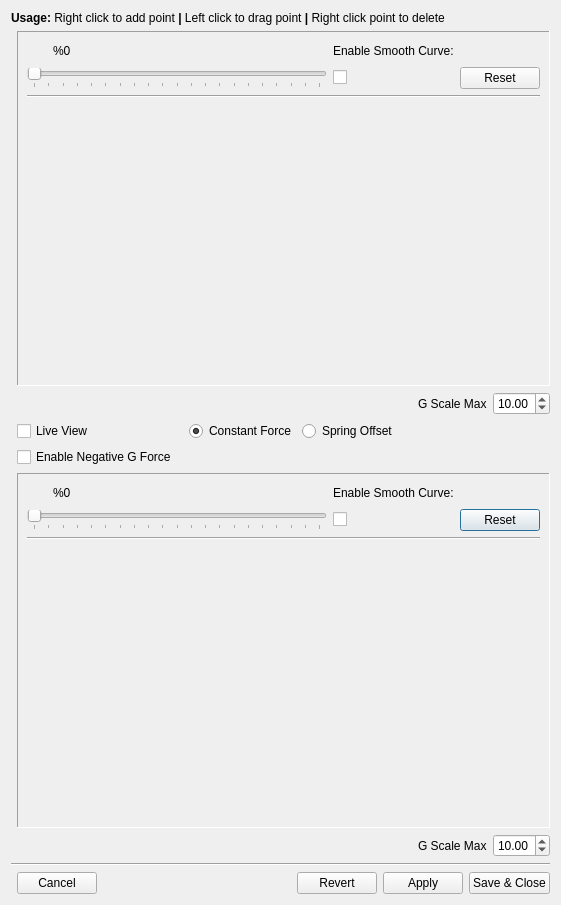
walmis/VPforce-TelemFFB, file SM/advanced_g_curve.ui: the form before one commit.
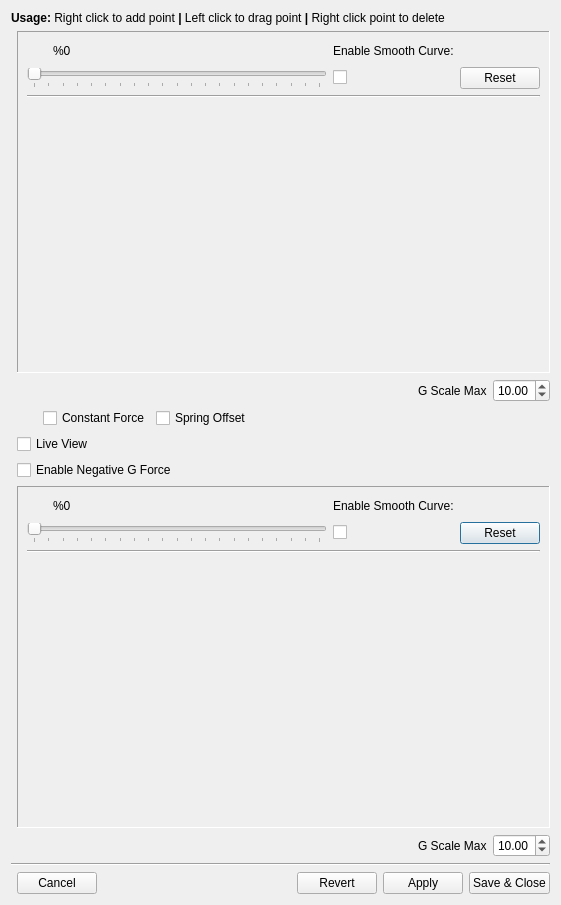
The form after the commit. Custom widgets are drawn as their Qt base class.

The edit to the form file:
```diff
--- a/SM/advanced_g_curve.ui
+++ b/SM/advanced_g_curve.ui
@@ -468,53 +468,16 @@
          </item>
         </layout>
        </item>
-       <item row="2" column="1">
-        <layout class="QHBoxLayout" name="horizontalLayout_17">
-         <item alignment="Qt::AlignLeft">
-          <widget class="InfoLabel" name="lab_effect_mode" native="true"/>
-         </item>
-         <item alignment="Qt::AlignLeft">
-          <widget class="QRadioButton" name="rb_constant">
-           <property name="text">
-            <string>Constant Force</string>
-           </property>
-           <property name="checked">
-            <bool>true</bool>
-           </property>
-           <attribute name="buttonGroup">
-            <string notr="true">modeButtonGroup</string>
-           </attribute>
-          </widget>
-         </item>
-         <item alignment="Qt::AlignLeft">
-          <widget class="QRadioButton" name="rb_offset">
-           <property name="text">
-            <string>Spring Offset</string>
-           </property>
-           <attribute name="buttonGroup">
-            <string notr="true">modeButtonGroup</string>
-           </attribute>
-          </widget>
-         </item>
-         <item>
-          <spacer name="horizontalSpacer_8">
-           <property name="orientation">
-            <enum>Qt::Horizontal</enum>
-           </property>
-           <property name="sizeHint" stdset="0">
-            <size>
-             <width>40</width>
-             <height>20</height>
-            </size>
-           </property>
-          </spacer>
-         </item>
-        </layout>
-       </item>
        <item row="2" column="0">
         <layout class="QHBoxLayout" name="horizontalLayout">
          <item>
           <widget class="LabeledToggle" name="tog_live_view">
+           <property name="sizePolicy">
+            <sizepolicy hsizetype="Minimum" vsizetype="Fixed">
+             <horstretch>0</horstretch>
+             <verstretch>0</verstretch>
+            </sizepolicy>
+           </property>
            <property name="text">
             <string>Live View</string>
            </property>
@@ -522,6 +485,60 @@
          </item>
         </layout>
        </item>
+       <item row="1" column="0">
+        <layout class="QHBoxLayout" name="horizontalLayout_17">
+         <item alignment="Qt::AlignLeft">
+          <widget class="InfoLabel" name="lab_effect_mode" native="true">
+           <property name="minimumSize">
+            <size>
+             <width>20</width>
+             <height>0</height>
+            </size>
+           </property>
+          </widget>
+         </item>
+         <item alignment="Qt::AlignLeft">
+          <widget class="LabeledToggle" name="cb_constant">
+           <property name="text">
+            <string>Constant Force</string>
+           </property>
+          </widget>
+         </item>
+         <item alignment="Qt::AlignLeft">
+          <widget class="LabeledToggle" name="cb_offset">
+           <property name="text">
+            <string>Spring Offset</string>
+           </property>
+          </widget>
+         </item>
+        </layout>
+       </item>
+       <item row="1" column="2">
+        <spacer name="horizontalSpacer">
+         <property name="orientation">
+          <enum>Qt::Horizontal</enum>
+         </property>
+         <property name="sizeHint" stdset="0">
+          <size>
+           <width>40</width>
+           <height>20</height>
+          </size>
+         </property>
+        </spacer>
+       </item>
+       <item row="3" column="2">
+        <spacer name="horizontalSpacer_8">
+         <property name="orientation">
+          <enum>Qt::Horizontal</enum>
+         </property>
+         <property name="sizeHint" stdset="0">
+          <size>
+           <width>40</width>
+           <height>20</height>
+          </size>
+         </property>
+        </spacer>
+       </item>
       </layout>
      </item>
     </layout>
```
Left out of the diff: 3 changed lines with no effect on the pictures.
